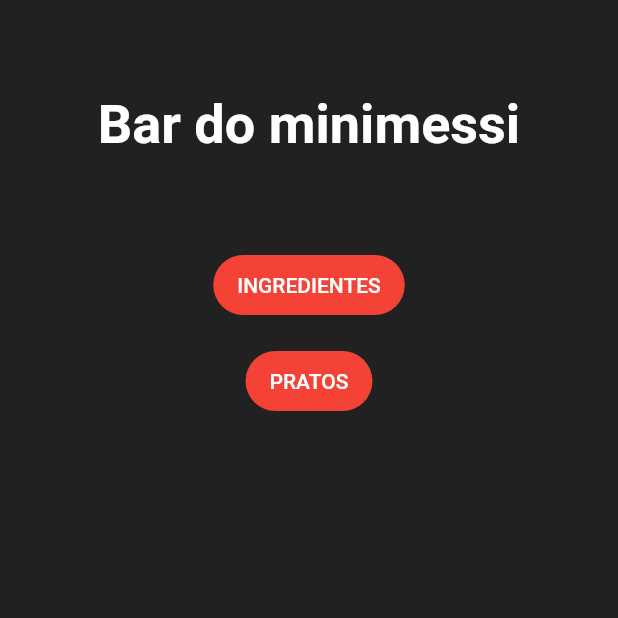
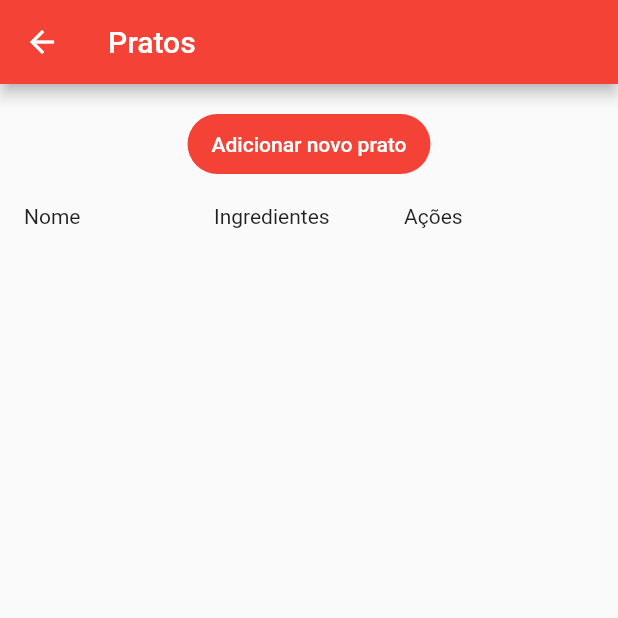
Before and after one commit to JandersonCRB/restaurant_manager, a Flutter app: the screen it shows after launch, after a tap on "PRATOS", on a phone screen of 412 x 824 dp, the top half of it. Run offline on Flutter 3.47's test engine with Material 2 defaults, Android fonts, the phone set to English and light mode, and no system bars; statements that could not run were skipped.

Commit message:
Adding list dishes page

```diff
--- /dev/null
+++ b/lib/models/dish.dart
@@ -0,0 +1,21 @@
+class Dish {
+  int? id;
+  String? name;
+  List<int>? ingredientIds;
+
+  Dish({this.id, this.name, this.ingredientIds});
+
+  Dish.fromJson(Map<String, dynamic> json) {
+    id = json['id'];
+    name = json['name'];
+    ingredientIds = json['igredientIds'];
+  }
+
+  Map<String, dynamic> toJson() {
+    return {
+      'id': id,
+      'name': name,
+      'ingredientIds': ingredientIds
+    };
+  }
+}
--- a/lib/pages/home_page/home_page.dart
+++ b/lib/pages/home_page/home_page.dart
@@ -1,9 +1,11 @@
 import 'dart:async';
 
 import 'package:biblioteca_ui/models/ingredient.dart';
+import 'package:biblioteca_ui/pages/list_dishes_page/list_dishes_page.dart';
 import 'package:biblioteca_ui/services/database_service.dart';
 import 'package:flutter/material.dart';
 
+import '../../models/dish.dart';
 import '../list_ingredients_page/list_ingredients_page.dart';
 
 class HomePage extends StatefulWidget {
@@ -15,16 +17,23 @@ class HomePage extends StatefulWidget {
 
 class _HomePageState extends State<HomePage> {
   int ingredientId = 0;
+  int dishId = 0;
   List<Ingredient> ingredients = [];
+  List<Dish> dishes = [];
 
   void _saveDatabase() {
-    saveDatabase(ingredients: ingredients, lastIngredientId: ingredientId);
+    saveDatabase(ingredients: ingredients, lastIngredientId: ingredientId, dishes: dishes, lastDishId: dishId);
   }
 
   void _loadDatabase() {
     DatabaseSchema db = loadDatabase();
+
+    // ingredients
     ingredients = db.ingredients;
     ingredientId = db.lastIngredientId;
+
+    dishes = db.dishes;
+
 
     print("Database loaded");
   }
@@ -43,7 +52,8 @@ class _HomePageState extends State<HomePage> {
         ingredient.name!.toLowerCase() == ingredientName.toLowerCase())) {
       return;
     }
-    ingredients.add(Ingredient(id: ingredientId++, name: ingredientName, quantity: 0));
+    ingredients
+        .add(Ingredient(id: ingredientId++, name: ingredientName, quantity: 0));
   }
 
   void deleteIngredient(int ingredientId) {
@@ -51,18 +61,38 @@ class _HomePageState extends State<HomePage> {
   }
 
   void increaseQuantity(int ingredientId) {
-    Ingredient ingredient = ingredients.firstWhere((ingredient) => ingredient.id == ingredientId);
+    Ingredient ingredient =
+        ingredients.firstWhere((ingredient) => ingredient.id == ingredientId);
     ingredient.quantity = ingredient.quantity! + 1;
   }
 
   void decreaseQuantity(int ingredientId) {
-    Ingredient ingredient = ingredients.firstWhere((ingredient) => ingredient.id == ingredientId);
+    Ingredient ingredient =
+        ingredients.firstWhere((ingredient) => ingredient.id == ingredientId);
     if (ingredient.quantity! > 0) {
       ingredient.quantity = ingredient.quantity! - 1;
     }
   }
 
-  void openIngredientsPage(context) {
+  void addDish(String dishName) {
+    if (dishes
+        .any((dish) => dish.name!.toLowerCase() == dishName.toLowerCase())) {
+      return;
+    }
+    dishes.add(
+      Dish(
+        id: dishId++,
+        name: dishName,
+        ingredientIds: [],
+      ),
+    );
+  }
+
+  void deleteDish(int dishId) {
+    dishes.removeWhere((dish) => dish.id == dishId);
+  }
+
+  void openIngredientsPage() {
     Navigator.push(
       context,
       MaterialPageRoute<void>(
@@ -75,6 +105,18 @@ class _HomePageState extends State<HomePage> {
         ),
       ),
     );
+  }
+
+  void openDishesPage() {
+    Navigator.push(
+        context,
+        MaterialPageRoute<void>(
+          builder: (BuildContext context) => ListDishesPage(
+            addDish: addDish,
+            dishes: dishes,
+            deleteDish: deleteDish,
+          ),
+        ));
   }
 
   @override
@@ -92,23 +134,22 @@ class _HomePageState extends State<HomePage> {
             const Text(
               "Bar do minimessi",
               style: TextStyle(
-                fontSize: 36,
-                fontWeight: FontWeight.bold,
-                color: Colors.white
-              ),
+                  fontSize: 36,
+                  fontWeight: FontWeight.bold,
+                  color: Colors.white),
             ),
             const SizedBox(
               height: 62,
             ),
             FilledButton(
-              onPressed: () => openIngredientsPage(context),
+              onPressed: () => openIngredientsPage(),
               child: const Text("INGREDIENTES"),
             ),
             const SizedBox(
               height: 16,
             ),
             FilledButton(
-              onPressed: () {},
+              onPressed: () => openDishesPage(),
               child: const Text("PRATOS"),
             ),
           ],
--- /dev/null
+++ b/lib/pages/list_dishes_page/list_dishes_page.dart
@@ -0,0 +1,110 @@
+import 'package:flutter/material.dart';
+
+import '../../models/dish.dart';
+import 'add_dish_modal.dart';
+
+class ListDishesPage extends StatefulWidget {
+  List<Dish> dishes;
+  final void Function(String) addDish;
+  final void Function(int) deleteDish;
+
+  ListDishesPage({super.key, required this.addDish, required this.dishes, required this.deleteDish});
+
+  @override
+  State<ListDishesPage> createState() => _ListDishesPageState();
+}
+
+class _ListDishesPageState extends State<ListDishesPage> {
+    void addDish(String dishName) {
+    setState(() {
+      widget.addDish(dishName);
+    });
+  }
+
+  void openNewDishModal() {
+    showDialog(
+      context: context,
+      builder: (context) => AddDishModal(
+        addDish: addDish,
+      ),
+    );
+  }
+
+  @override
+  Widget build(BuildContext context) {
+    return Scaffold(
+      appBar: AppBar(title: const Text("Pratos")),
+      body: Container(
+        padding:
+            const EdgeInsets.only(top: 16, left: 16, right: 16, bottom: 16),
+        width: double.infinity,
+        child: SingleChildScrollView(
+          child: Column(
+            children: [
+              FilledButton(
+                onPressed: () => openNewDishModal(),
+                child: const Text("Adicionar novo prato"),
+              ),
+              const SizedBox(
+                height: 16,
+              ),
+              Table(
+                children: [
+                  const TableRow(children: [
+                    SizedBox(height: 40, child: Text("Nome")),
+                    Text("Ingredientes"),
+                    Text("Ações")
+                  ]),
+                  ...widget.dishes
+                      .map(
+                        (dish) => TableRow(
+                          children: [
+                            SizedBox(
+                              height: 30,
+                              child: Text(
+                                "${dish.name}",
+                              ),
+                            ),
+                            const Text("ingredientes"),
+                            Row(
+                              children: [
+                                const SizedBox(width: 6),
+                                InkWell(
+                                  onTap: () {
+                                    setState(() {
+                                      // widget.decreaseQuantity(ingredient.id!);
+                                    });
+                                  },
+                                  child: const Icon(
+                                    Icons.edit,
+                                    color: Colors.red,
+                                  ),
+                                ),
+                                const SizedBox(width: 6),
+                                InkWell(
+                                  onTap: () {
+                                    setState(() {
+                                      widget.deleteDish(dish.id!);
+                                    });
+                                  },
+                                  child: const Icon(
+                                    Icons.delete,
+                                    size: 20,
+                                    color: Colors.grey,
+                                  ),
+                                ),
+                              ],
+                            )
+                          ],
+                        ),
+                      )
+                      .toList()
+                ],
+              )
+            ],
+          ),
+        ),
+      ),
+    );
+  }
+}
--- a/lib/services/database_service.dart
+++ b/lib/services/database_service.dart
@@ -1,16 +1,29 @@
 import 'dart:convert';
 import 'dart:io';
 
+import '../models/dish.dart';
 import '../models/ingredient.dart';
 
 class DatabaseSchema {
   final List<Ingredient> ingredients;
   final int lastIngredientId;
+  final List<Dish> dishes;
+  final int lastDishId;
 
-  DatabaseSchema({required this.ingredients, required this.lastIngredientId});
+  DatabaseSchema({
+    required this.ingredients,
+    required this.lastIngredientId,
+    required this.dishes,
+    required this.lastDishId,
+  });
 }
 
-void saveDatabase({required List<Ingredient> ingredients, required int lastIngredientId}) {
+void saveDatabase({
+  required List<Ingredient> ingredients,
+  required int lastIngredientId,
+  required List<Dish> dishes,
+  required int lastDishId,
+}) {
   Map<String, dynamic> myJson = {
     'ingredients': ingredients
         .map(
@@ -18,6 +31,8 @@ void saveDatabase({required List<Ingredient> ingredients, required int lastIngre
         )
         .toList(),
     'lastIngredientId': lastIngredientId,
+    'dishes': dishes,
+    'lastDishId': lastDishId
   };
 
   File("./app_db.json").writeAsStringSync(jsonEncode(myJson));
@@ -30,9 +45,16 @@ DatabaseSchema loadDatabase() {
   Map<String, dynamic> json = jsonDecode(jsonString);
 
   return DatabaseSchema(
-    ingredients: json['ingredients'].map<Ingredient>(
-      (ingredientJson) => Ingredient.fromJson(ingredientJson),
-    ).toList(),
-    lastIngredientId: json['lastIngredientId']
+    ingredients: json['ingredients']
+        .map<Ingredient>(
+          (ingredientJson) => Ingredient.fromJson(ingredientJson),
+        )
+        .toList(),
+    lastIngredientId: json['lastIngredientId'],
+    dishes: json['dishes'].map<Dish>(
+          (dishJson) => Dish.fromJson(dishJson),
+        )
+        .toList(),
+    lastDishId: json['lastDishId'],
   );
 }
```
Also changed, not shown: lib/pages/list_dishes_page/add_dish_modal.dart (added, +82 -0 lines), lib/pages/list_dishes_page/edit_dish_ingredients_modal.dart (added, +15 -0 lines).
